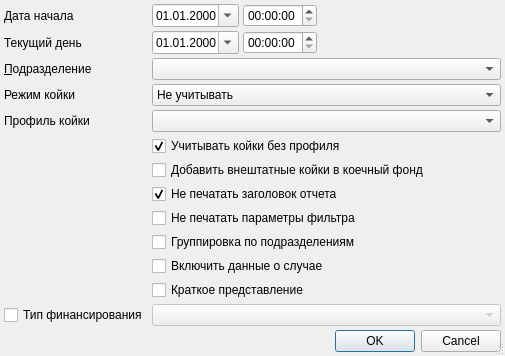
Old version of the form Reports/StationaryF007Setup.ui in the repository rusingineer/KPS-Samson.
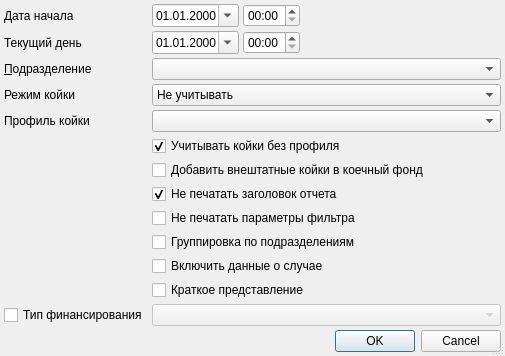
New version of the form. Custom widgets are drawn as their Qt base class.

```diff
--- a/Reports/StationaryF007Setup.ui
+++ b/Reports/StationaryF007Setup.ui
@@ -34,7 +34,11 @@
     </widget>
    </item>
    <item row="0" column="2">
-    <widget class="QTimeEdit" name="edtBegTime"/>
+    <widget class="QTimeEdit" name="edtBegTime">
+     <property name="displayFormat">
+      <string>HH:mm</string>
+     </property>
+    </widget>
    </item>
    <item row="1" column="1">
     <widget class="CDateEdit" name="edtEndDate">
@@ -210,7 +214,11 @@
     </spacer>
    </item>
    <item row="1" column="2">
-    <widget class="QTimeEdit" name="edtTimeEdit"/>
+    <widget class="QTimeEdit" name="edtTimeEdit">
+     <property name="displayFormat">
+      <string>HH:mm</string>
+     </property>
+    </widget>
    </item>
    <item row="12" column="0">
     <widget class="QCheckBox" name="chkFinance">
```
